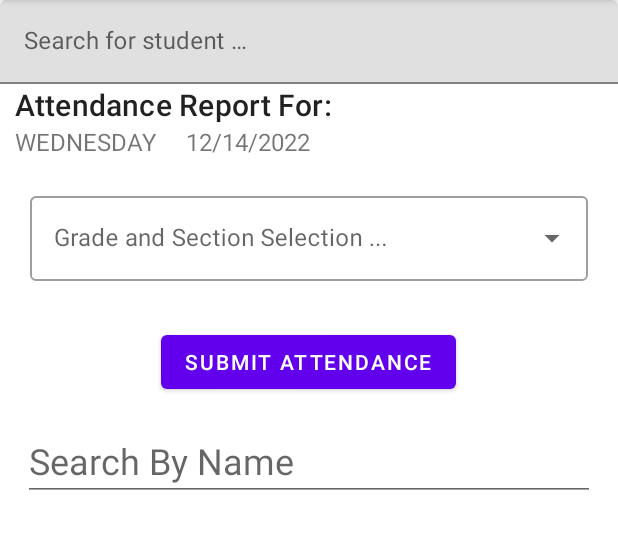
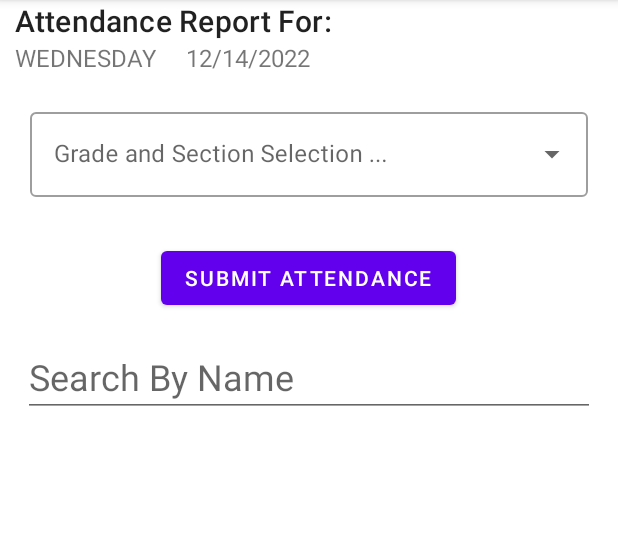
Before and after one commit to adumitriu21/ReachedApp, an Android app: the TeacherAttendanceView screen opened through its navigation route, on a phone screen of 412 x 824 dp, the part 84-633 px from its top. Run offline under Robolectric (Android 15) with nearby library versions, the phone set to English and light mode, and no system bars; our stand-ins replace Firebase (no records; nobody signed in at launch, a user with empty details on screens opened directly).

Commit message:
minor UI changes

```diff
--- a/app/src/main/res/layout/custom_student_row.xml
+++ b/app/src/main/res/layout/custom_student_row.xml
@@ -8,7 +8,7 @@
 
     <TextView
         android:id="@+id/student_name"
-        android:layout_width="wrap_content"
+        android:layout_width="240dp"
         android:layout_height="wrap_content"
         android:layout_marginStart="5dp"
         android:text="Student Name"
--- a/app/src/main/res/layout/fragment_teacher_attendance_view.xml
+++ b/app/src/main/res/layout/fragment_teacher_attendance_view.xml
@@ -18,19 +18,7 @@
 
 
 
-            <LinearLayout
-                android:layout_width="match_parent"
-                android:layout_height="wrap_content">
-                <com.google.android.material.textfield.TextInputLayout
-                    android:layout_width="match_parent"
-                    android:layout_height="wrap_content">
-                <com.google.android.material.textfield.TextInputEditText
-                    android:id="@+id/search"
-                    android:hint="@string/search_for_student"
-                    android:layout_width="match_parent"
-                    android:layout_height="wrap_content" />
-                </com.google.android.material.textfield.TextInputLayout>
-            </LinearLayout>
+
 
             <TextView
                 android:textSize="20sp"
```
Also changed, not shown: 1 other file.
